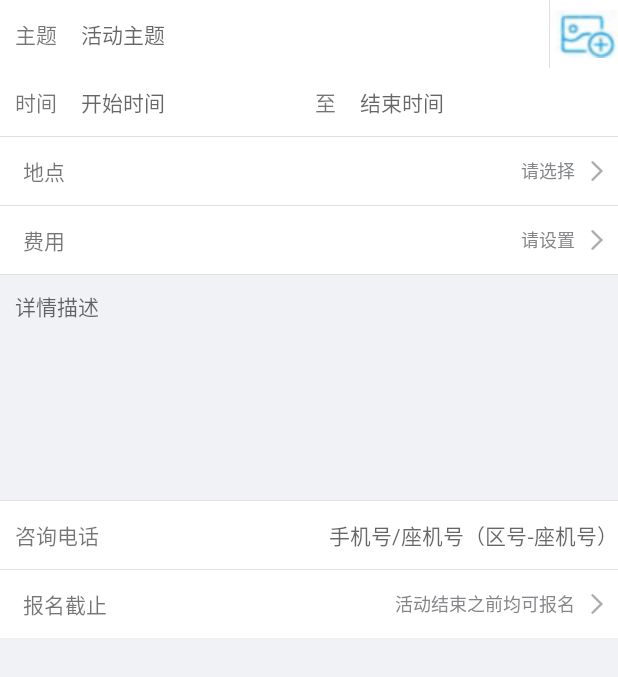
After one commit to xz65669983/Toutiao-master, an Android app: the layout fragment_issue_activity.xml on its own in the app's theme, with its tools: preview values and no code run, on a phone screen of 412 x 824 dp. The commit adds this screen. Shown: the top 677 px of the screen. Run offline under Robolectric (Android 15) with nearby library versions, the phone set to English and light mode, and no system bars.

Commit message:
活动发布页面制作UI完成

```diff
--- a/app/src/main/java/com/meiji/elegantcommuncity/activity/UserDetailsActivity.java
+++ b/app/src/main/java/com/meiji/elegantcommuncity/activity/UserDetailsActivity.java
@@ -9,6 +9,9 @@ import com.meiji.elegantcommuncity.R;
 
 import butterknife.ButterKnife;
 import butterknife.OnClick;
+import io.reactivex.Observable;
+import io.reactivex.ObservableEmitter;
+import io.reactivex.ObservableOnSubscribe;
 
 /**
  * Created by Administrator on 2017/7/30.
@@ -29,5 +32,15 @@ public class UserDetailsActivity extends AppCompatActivity {
         super.onCreate(savedInstanceState);
         setContentView(R.layout.activity_spuser_details);
         ButterKnife.bind(this);
+
+        Observable<Object> observable = Observable.create(new ObservableOnSubscribe<Object>() {
+            @Override
+            public void subscribe(ObservableEmitter<Object> e) throws Exception {
+
+            }
+        });
+
+
+
     }
 }
--- /dev/null
+++ b/app/src/main/res/layout/fragment_issue_activity.xml
@@ -0,0 +1,167 @@
+<?xml version="1.0" encoding="utf-8"?>
+<LinearLayout xmlns:android="http://schemas.android.com/apk/res/android"
+    android:layout_width="match_parent"
+    android:layout_height="match_parent"
+    android:background="@color/bg_activity"
+    android:orientation="vertical">
+
+    <!--主题-->
+    <RelativeLayout
+        android:layout_width="match_parent"
+        android:layout_height="@dimen/height_row"
+        android:background="@drawable/view_bg_clickable_selector">
+
+        <TextView
+            android:id="@+id/topic"
+            android:layout_width="wrap_content"
+            android:layout_height="match_parent"
+            android:layout_marginLeft="@dimen/margin_space"
+            android:gravity="center_vertical"
+            android:text="主题"
+            android:textSize="@dimen/font_size_normal" />
+
+        <TextView
+            android:layout_width="250dp"
+            android:layout_height="match_parent"
+            android:layout_alignParentTop="true"
+            android:layout_marginLeft="16dp"
+            android:layout_marginStart="16dp"
+            android:layout_toEndOf="@+id/topic"
+            android:layout_toRightOf="@+id/topic"
+            android:gravity="center_vertical"
+            android:hint="活动主题" />
+
+        <View
+            style="@style/vertical_separator_line"
+            android:layout_toLeftOf="@+id/iv_add_topic"
+            android:layout_toStartOf="@+id/iv_add_topic" />
+
+        <ImageView
+            android:id="@+id/iv_add_topic"
+            android:layout_alignParentRight="true"
+            android:layout_width="45dp"
+            android:layout_height="match_parent"
+            android:src="@drawable/add_topic" />
+
+    </RelativeLayout>
+
+    <!--时间-->
+    <RelativeLayout
+        android:layout_width="match_parent"
+        android:layout_height="@dimen/height_row"
+        android:background="@drawable/view_bg_clickable_selector">
+
+        <TextView
+            android:id="@+id/time"
+            android:layout_width="wrap_content"
+            android:layout_height="match_parent"
+            android:layout_marginLeft="@dimen/margin_space"
+            android:gravity="center_vertical"
+            android:text="时间"
+            android:textSize="@dimen/font_size_normal" />
+
+        <TextView
+            android:id="@+id/start_time"
+            android:layout_width="140dp"
+            android:layout_height="match_parent"
+            android:layout_alignParentTop="true"
+            android:layout_marginLeft="16dp"
+            android:layout_marginStart="16dp"
+            android:layout_toEndOf="@+id/time"
+            android:layout_toRightOf="@+id/time"
+            android:gravity="center_vertical"
+            android:hint="开始时间" />
+
+        <TextView
+            android:id="@+id/time_to"
+            android:layout_marginLeft="16dp"
+            android:layout_marginStart="16dp"
+            android:layout_width="wrap_content"
+            android:layout_height="match_parent"
+            android:layout_toEndOf="@+id/start_time"
+            android:layout_toRightOf="@+id/start_time"
+            android:gravity="center_vertical"
+            android:text="至"
+            android:textSize="@dimen/font_size_normal" />
+
+        <TextView
+            android:layout_width="140dp"
+            android:layout_height="match_parent"
+            android:layout_alignParentTop="true"
+            android:layout_toEndOf="@+id/time_to"
+            android:layout_toRightOf="@+id/time_to"
+            android:layout_marginLeft="16dp"
+            android:layout_marginStart="16dp"
+            android:gravity="center_vertical"
+            android:hint="结束时间"
+            android:textSize="@dimen/font_size_normal" />
+
+
+    </RelativeLayout>
+
+
+    <View style="@style/separator_line" />
+    <!-- 地点-->
+    <include
+        android:id="@+id/issue_activity_place"
+        layout="@layout/issue_activity_place"
+        android:layout_width="match_parent"
+        android:layout_height="@dimen/height_row"
+        android:layout_alignParentLeft="true"
+        android:layout_alignParentStart="true"
+        android:layout_alignParentTop="true" />
+    <View style="@style/separator_line" />
+
+    <!-- 费用-->
+    <include
+        android:id="@+id/issue_activity_fee"
+        layout="@layout/issue_activity_fee"
+        android:layout_width="match_parent"
+        android:layout_height="@dimen/height_row" />
+
+    <View style="@style/separator_line" />
+    <ScrollView
+        android:layout_width="match_parent"
+        android:layout_height="150dp">
+        <TextView
+            android:layout_margin="@dimen/margin_space"
+            android:layout_width="match_parent"
+            android:layout_height="match_parent"
+            android:hint="详情描述"/>
+    </ScrollView>
+
+    <View style="@style/separator_line" />
+
+    <LinearLayout
+        android:background="@drawable/view_bg_clickable_selector"
+        android:layout_width="match_parent"
+        android:layout_height="@dimen/height_row"
+        android:orientation="horizontal">
+        <TextView
+            android:layout_marginLeft="@dimen/margin_space"
+            android:layout_width="wrap_content"
+            android:layout_height="match_parent"
+            android:gravity="center_vertical"
+            android:text="咨询电话"/>
+        <TextView
+            android:layout_width="match_parent"
+            android:layout_height="match_parent"
+            android:gravity="right|center_vertical"
+            android:hint="手机号/座机号（区号-座机号）"/>
+
+    </LinearLayout>
+
+    <View style="@style/separator_line" />
+    <!-- 地点-->
+    <include
+        android:id="@+id/issue_activity_sign_up_end"
+        layout="@layout/issue_activity_sign_up_end"
+        android:layout_width="match_parent"
+        android:layout_height="@dimen/height_row"
+        android:layout_alignParentLeft="true"
+        android:layout_alignParentStart="true"
+        android:layout_alignParentTop="true" />
+
+
+
+</LinearLayout>
--- /dev/null
+++ b/app/src/main/res/layout/issue_activity_fee.xml
@@ -0,0 +1,50 @@
+<RelativeLayout xmlns:android="http://schemas.android.com/apk/res/android"
+    xmlns:tools="http://schemas.android.com/tools"
+    android:layout_width="match_parent"
+    android:layout_height="@dimen/height_row"
+    android:clickable="true"
+    android:focusable="true"
+    android:background="@drawable/view_bg_clickable_selector"
+    >
+
+    	<LinearLayout
+    	    android:layout_alignParentLeft="true"
+          	android:layout_width="wrap_content"
+          	android:layout_height="match_parent"
+          	android:orientation="horizontal"
+          	android:gravity="center_vertical"
+          	android:layout_marginLeft="@dimen/margin_space">
+
+           <TextView
+               android:layout_marginLeft="5dip"
+		        android:layout_width="wrap_content"
+		        android:layout_height="wrap_content"
+		        android:text="费用"
+		        android:textSize="@dimen/font_size_normal"/>
+        </LinearLayout>
+
+
+		<LinearLayout
+		    android:layout_alignParentRight="true"
+          	android:layout_width="wrap_content"
+          	android:layout_height="match_parent"
+          	android:orientation="horizontal"
+          	android:gravity="center_vertical"
+          	android:layout_marginRight="@dimen/margin_space">
+
+           <TextView
+               android:layout_marginLeft="5dip"
+		        android:layout_width="wrap_content"
+		        android:layout_height="wrap_content"
+		        android:text="请设置"
+		        style="@style/textStyle.Normal.subTitle"/>
+
+           <ImageView
+                android:layout_marginLeft="5dip"
+                android:layout_gravity="center_vertical"
+		        android:layout_width="wrap_content"
+		        android:layout_height="wrap_content"
+		        android:src="@mipmap/personal_arrow_right"
+		        />
+        </LinearLayout>
+</RelativeLayout>
--- /dev/null
+++ b/app/src/main/res/layout/issue_activity_place.xml
@@ -0,0 +1,50 @@
+<RelativeLayout xmlns:android="http://schemas.android.com/apk/res/android"
+    xmlns:tools="http://schemas.android.com/tools"
+    android:layout_width="match_parent"
+    android:layout_height="@dimen/height_row"
+    android:clickable="true"
+    android:focusable="true"
+    android:background="@drawable/view_bg_clickable_selector"
+    >
+
+    	<LinearLayout
+    	    android:layout_alignParentLeft="true"
+          	android:layout_width="wrap_content"
+          	android:layout_height="match_parent"
+          	android:orientation="horizontal"
+          	android:gravity="center_vertical"
+          	android:layout_marginLeft="@dimen/margin_space">
+
+           <TextView
+               android:layout_marginLeft="5dip"
+		        android:layout_width="wrap_content"
+		        android:layout_height="wrap_content"
+		        android:text="地点"
+		        android:textSize="@dimen/font_size_normal"/>
+        </LinearLayout>
+
+
+		<LinearLayout
+		    android:layout_alignParentRight="true"
+          	android:layout_width="wrap_content"
+          	android:layout_height="match_parent"
+          	android:orientation="horizontal"
+          	android:gravity="center_vertical"
+          	android:layout_marginRight="@dimen/margin_space">
+
+           <TextView
+               android:layout_marginLeft="5dip"
+		        android:layout_width="wrap_content"
+		        android:layout_height="wrap_content"
+		        android:text="请选择"
+		        style="@style/textStyle.Normal.subTitle"/>
+
+           <ImageView
+                android:layout_marginLeft="5dip"
+                android:layout_gravity="center_vertical"
+		        android:layout_width="wrap_content"
+		        android:layout_height="wrap_content"
+		        android:src="@mipmap/personal_arrow_right"
+		        />
+        </LinearLayout>
+</RelativeLayout>
--- /dev/null
+++ b/app/src/main/res/layout/issue_activity_sign_up_end.xml
@@ -0,0 +1,50 @@
+<RelativeLayout xmlns:android="http://schemas.android.com/apk/res/android"
+    xmlns:tools="http://schemas.android.com/tools"
+    android:layout_width="match_parent"
+    android:layout_height="@dimen/height_row"
+    android:clickable="true"
+    android:focusable="true"
+    android:background="@drawable/view_bg_clickable_selector"
+    >
+
+    	<LinearLayout
+    	    android:layout_alignParentLeft="true"
+          	android:layout_width="wrap_content"
+          	android:layout_height="match_parent"
+          	android:orientation="horizontal"
+          	android:gravity="center_vertical"
+          	android:layout_marginLeft="@dimen/margin_space">
+
+           <TextView
+               android:layout_marginLeft="5dip"
+		        android:layout_width="wrap_content"
+		        android:layout_height="wrap_content"
+		        android:text="报名截止"
+		        android:textSize="@dimen/font_size_normal"/>
+        </LinearLayout>
+
+
+		<LinearLayout
+		    android:layout_alignParentRight="true"
+          	android:layout_width="wrap_content"
+          	android:layout_height="match_parent"
+          	android:orientation="horizontal"
+          	android:gravity="center_vertical"
+          	android:layout_marginRight="@dimen/margin_space">
+
+           <TextView
+               android:layout_marginLeft="5dip"
+		        android:layout_width="wrap_content"
+		        android:layout_height="wrap_content"
+		        android:text="活动结束之前均可报名"
+		        style="@style/textStyle.Normal.subTitle"/>
+
+           <ImageView
+                android:layout_marginLeft="5dip"
+                android:layout_gravity="center_vertical"
+		        android:layout_width="wrap_content"
+		        android:layout_height="wrap_content"
+		        android:src="@mipmap/personal_arrow_right"
+		        />
+        </LinearLayout>
+</RelativeLayout>
--- a/app/src/main/res/values/mobile_news_category.xml
+++ b/app/src/main/res/values/mobile_news_category.xml
@@ -3,15 +3,15 @@
 
     <!--需要单独处理的 视频 / 段子 / 问答 -->
     <string-array name="mobile_news_name">
-        <item>推荐</item>
-        <item>热点</item>
-        <item>视频</item>
-        <item>社会</item>
-        <item>娱乐</item>
-        <item>科技</item>
+        <item>预备班</item>
+        <item>本科生涯</item>
+        <item>海派同学会</item>
+        <item>求职招聘</item>
+        <item>创新成果</item>
+        <item>创业先锋</item>
 
-        <item>问答</item>
-        <item>汽车</item>
+        <item>新闻资讯</item>
+        <item>名优路演</item>
         <item>财经</item>
         <item>军事</item>
         <item>体育</item>
--- a/app/src/main/res/values/styles.xml
+++ b/app/src/main/res/values/styles.xml
@@ -106,6 +106,12 @@
         <item name="android:layout_width">fill_parent</item>
         <item name="android:layout_height">1.0px</item>
     </style>
+
+    <style name="vertical_separator_line">
+        <item name="android:background">#ffe0e0e0</item>
+        <item name="android:layout_width">1.0px</item>
+        <item name="android:layout_height">fill_parent</item>
+    </style>
     <!-- 小号 , 黑色 -->
     <style name="textStyle.Small.black" parent="textStyle.Small">
         <item name="android:textColor">@android:color/black</item>
```
Also changed, not shown: app/src/main/res/drawable/add_topic.png (added).
